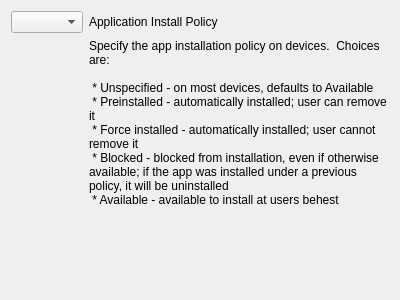
Above: FWAdminLib/PlayStoreAppConfigurator.ui from fw-dev/translations before the change. Below: the same form after it.
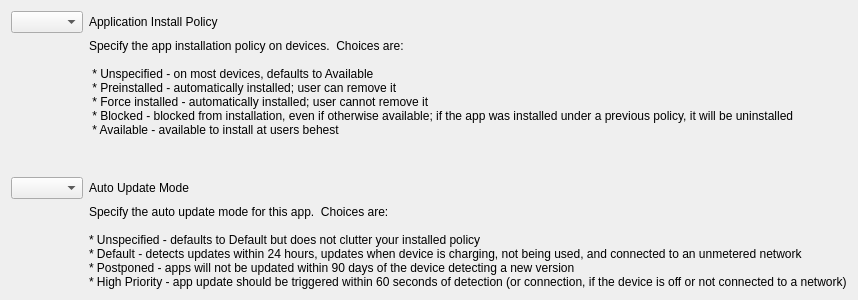
That is the form after the change.

The edit to the form file:
```diff
--- a/FWAdminLib/PlayStoreAppConfigurator.ui
+++ b/FWAdminLib/PlayStoreAppConfigurator.ui
@@ -71,6 +71,32 @@
      </item>
     </layout>
    </item>
+   <item>
+    <layout class="QFormLayout" name="formLayout_installPolicy">
+     <item row="0" column="0">
+      <widget class="QComboBox" name="frm_autoUpdateMode"/>
+     </item>
+     <item row="0" column="1">
+      <widget class="QLabel" name="lbl_title_autoUpdateMode">
+       <property name="text">
+        <string>Auto Update Mode</string>
+       </property>
+      </widget>
+     </item>
+     <item row="1" column="1">
+      <widget class="QLabel" name="lTip_desc_autoUpdateMode">
+       <property name="text">
+        <string>Specify the auto update mode for this app.  Choices are:
+
+* Unspecified - defaults to Default but does not clutter your installed policy
+* Default - detects updates within 24 hours, updates when device is charging, not being used, and connected to an unmetered network
+* Postponed - apps will not be updated within 90 days of the device detecting a new version
+* High Priority - app update should be triggered within 60 seconds of detection (or connection, if the device is off or not connected to a network)</string>
+       </property>
+      </widget>
+     </item>
+    </layout>
+   </item>
    <item>
     <spacer name="verticalSpacer">
      <property name="orientation">
```
